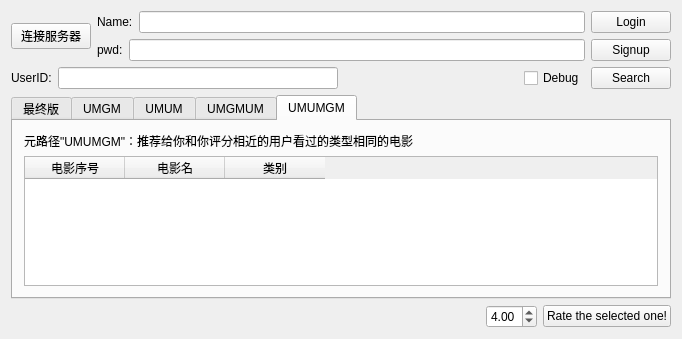
The window that RecClient/widget.ui (Shantom/graduation-project) describes before a commit, drawn with Qt 5.
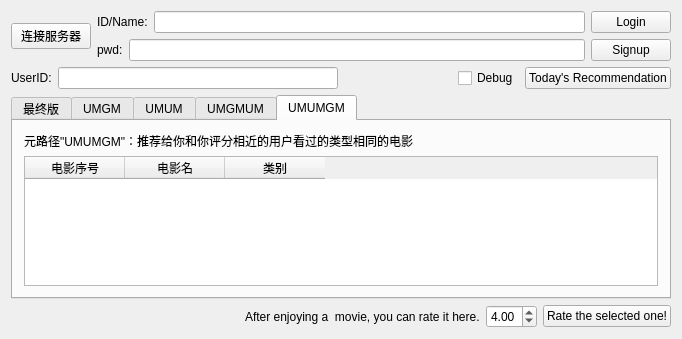
The same window after the commit.

The edit to the form file:
```diff
--- a/RecClient/widget.ui
+++ b/RecClient/widget.ui
@@ -34,7 +34,7 @@
          <item>
           <widget class="QLabel" name="label_name">
            <property name="text">
-            <string>Name:</string>
+            <string>ID/Name:</string>
            </property>
           </widget>
          </item>
@@ -122,7 +122,7 @@
          <item>
           <widget class="QPushButton" name="pushButton_rec">
            <property name="text">
-            <string>Search</string>
+            <string>Today's Recommendation</string>
            </property>
           </widget>
          </item>
@@ -317,6 +317,13 @@
          </property>
         </spacer>
        </item>
+       <item>
+        <widget class="QLabel" name="label_rate">
+         <property name="text">
+          <string>After enjoying a  movie, you can rate it here.</string>
+         </property>
+        </widget>
+       </item>
        <item>
         <widget class="QDoubleSpinBox" name="doubleSpinBox_rating">
          <property name="minimum">
```
Left out of the diff: 7 changed lines with no effect on the pictures.
